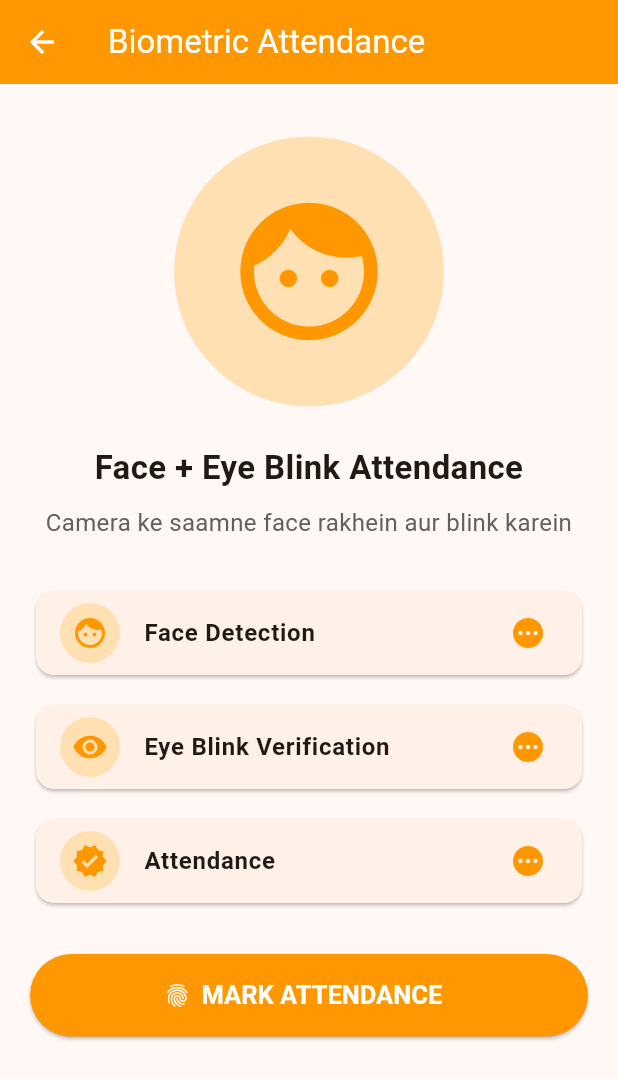
After one commit to deepu9446-ship-it/jay_shree_ram_computer_center, a Flutter app: the AttendancePage screen opened directly, on a phone screen of 412 x 824 dp. The commit adds this screen. Shown: the top 1079 px of the screen. Run offline on Flutter 3.47's test engine with Material 3 defaults, Android fonts, the phone set to English and light mode, and no system bars; our stand-ins replace image_picker.

Commit message:
Activate Attendance button

```diff
--- /dev/null
+++ b/lib/attendance_page.dart
@@ -0,0 +1,161 @@
+import 'package:flutter/material.dart';
+
+class AttendancePage extends StatefulWidget {
+  const AttendancePage({super.key});
+
+  @override
+  State<AttendancePage> createState() => _AttendancePageState();
+}
+
+class _AttendancePageState extends State<AttendancePage> {
+  bool faceDetected = false;
+  bool blinkDetected = false;
+  bool attendanceMarked = false;
+
+  void markAttendance() {
+    setState(() {
+      faceDetected = true;
+      blinkDetected = true;
+      attendanceMarked = true;
+    });
+
+    ScaffoldMessenger.of(context).showSnackBar(
+      const SnackBar(
+        content: Text('Attendance Marked Successfully ✓'),
+        backgroundColor: Colors.green,
+      ),
+    );
+  }
+
+  @override
+  Widget build(BuildContext context) {
+    return Scaffold(
+      appBar: AppBar(
+        title: const Text('Biometric Attendance'),
+        backgroundColor: Colors.orange,
+        foregroundColor: Colors.white,
+      ),
+      body: SingleChildScrollView(
+        padding: const EdgeInsets.all(20),
+        child: Column(
+          children: [
+            const SizedBox(height: 15),
+
+            const CircleAvatar(
+              radius: 90,
+              backgroundColor: Color(0xFFFFE0B2),
+              child: Icon(
+                Icons.face,
+                size: 110,
+                color: Colors.orange,
+              ),
+            ),
+
+            const SizedBox(height: 25),
+
+            const Text(
+              'Face + Eye Blink Attendance',
+              style: TextStyle(
+                fontSize: 22,
+                fontWeight: FontWeight.bold,
+              ),
+              textAlign: TextAlign.center,
+            ),
+
+            const SizedBox(height: 10),
+
+            Text(
+              attendanceMarked
+                  ? 'Attendance Marked Successfully ✓'
+                  : 'Camera ke saamne face rakhein aur blink karein',
+              style: TextStyle(
+                fontSize: 16,
+                color: attendanceMarked
+                    ? Colors.green
+                    : Colors.grey.shade700,
+              ),
+              textAlign: TextAlign.center,
+            ),
+
+            const SizedBox(height: 30),
+
+            _statusCard(
+              Icons.face,
+              'Face Detection',
+              faceDetected,
+            ),
+
+            const SizedBox(height: 12),
+
+            _statusCard(
+              Icons.remove_red_eye,
+              'Eye Blink Verification',
+              blinkDetected,
+            ),
+
+            const SizedBox(height: 12),
+
+            _statusCard(
+              Icons.verified,
+              'Attendance',
+              attendanceMarked,
+            ),
+
+            const SizedBox(height: 30),
+
+            SizedBox(
+              width: double.infinity,
+              height: 55,
+              child: ElevatedButton.icon(
+                onPressed: attendanceMarked ? null : markAttendance,
+                icon: const Icon(Icons.fingerprint),
+                label: Text(
+                  attendanceMarked
+                      ? 'ATTENDANCE MARKED'
+                      : 'MARK ATTENDANCE',
+                ),
+                style: ElevatedButton.styleFrom(
+                  backgroundColor: Colors.orange,
+                  foregroundColor: Colors.white,
+                  textStyle: const TextStyle(
+                    fontSize: 17,
+                    fontWeight: FontWeight.bold,
+                  ),
+                ),
+              ),
+            ),
+          ],
+        ),
+      ),
+    );
+  }
+
+  Widget _statusCard(
+    IconData icon,
+    String title,
+    bool verified,
+  ) {
+    return Card(
+      child: ListTile(
+        leading: CircleAvatar(
+          backgroundColor:
+              verified ? Colors.green : Colors.orange.shade100,
+          child: Icon(
+            icon,
+            color: verified ? Colors.white : Colors.orange,
+          ),
+        ),
+        title: Text(
+          title,
+          style: const TextStyle(
+            fontWeight: FontWeight.bold,
+          ),
+        ),
+        trailing: Icon(
+          verified ? Icons.check_circle : Icons.pending,
+          color: verified ? Colors.green : Colors.orange,
+        ),
+      ),
+    );
+  }
+}
--- a/lib/main.dart
+++ b/lib/main.dart
@@ -1,4 +1,5 @@
 import 'dart:io';
+import 'attendance_page.dart';
 import 'package:flutter/material.dart';
 import 'package:image_picker/image_picker.dart';
 
@@ -330,6 +331,9 @@ class _DashboardPageState extends State<DashboardPage> {
   if (item.title == 'Admission') {
     return const StudentProfilePage();
   }
+    if (item.title == 'Attendance') {
+    return const AttendancePage();
+  }
 
   return FeaturePage(
             title: item.title,
```
